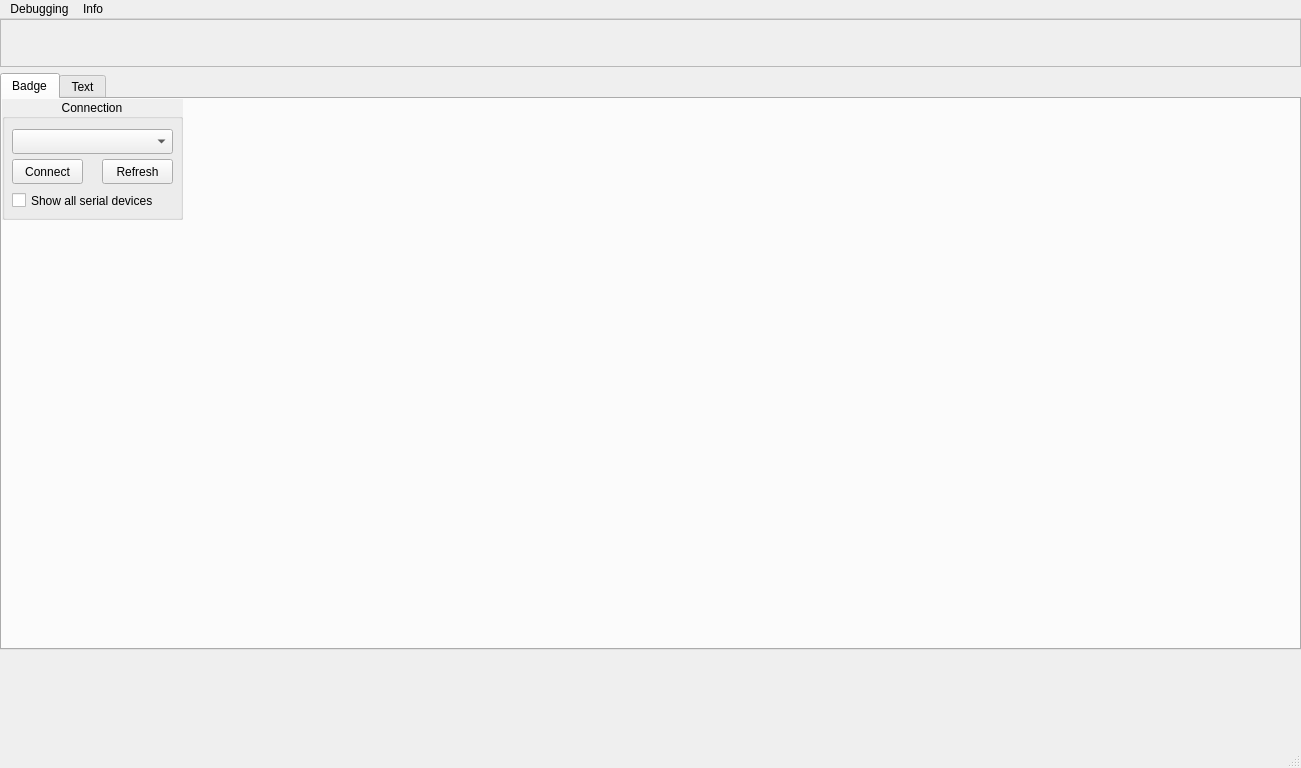
First picture: the form in LedBadgeQt/mainwindow.ui, repository J0w03L/LedBadge, before the edit.
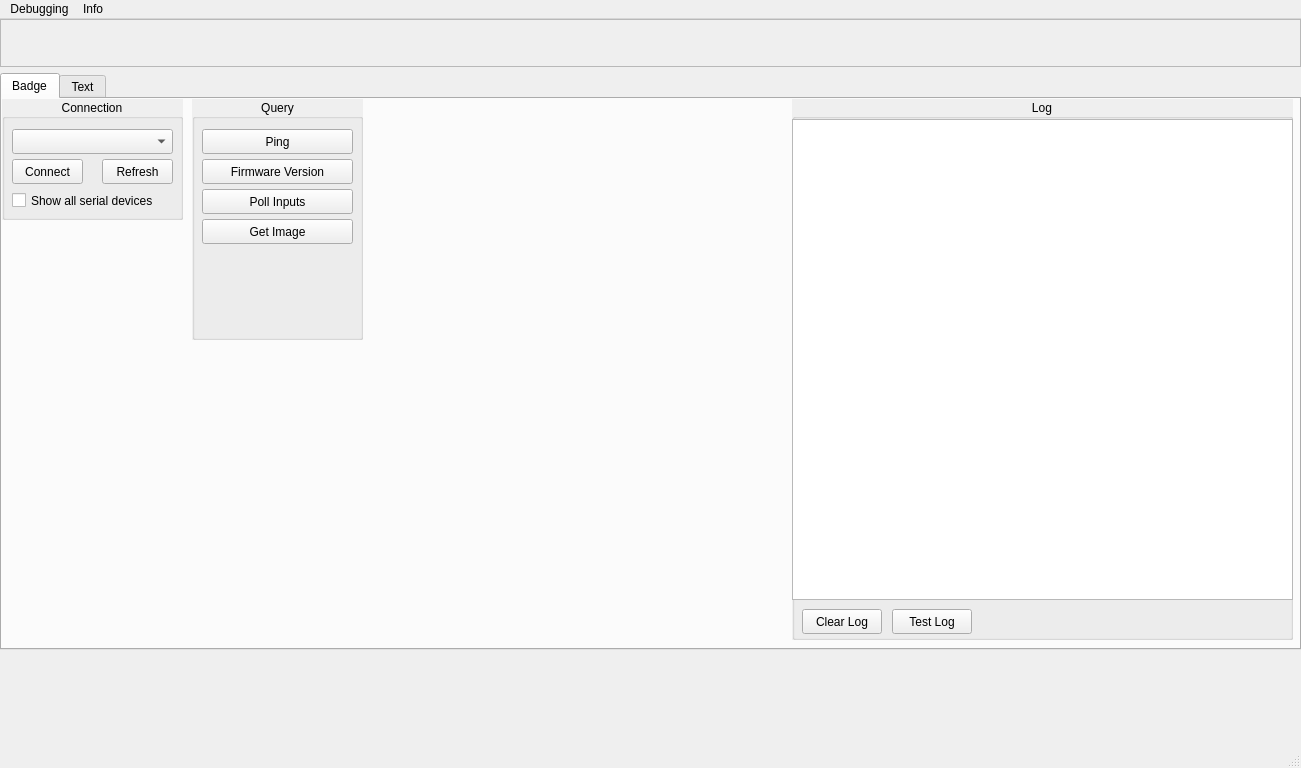
Second picture: the form after the edit.

Commit message: Add log output in GUI, add ping and input polling.

```diff
--- a/LedBadgeQt/mainwindow.ui
+++ b/LedBadgeQt/mainwindow.ui
@@ -196,6 +196,156 @@
           </property>
          </widget>
         </widget>
+        <widget class="QGroupBox" name="logGroupBox">
+         <property name="geometry">
+          <rect>
+           <x>790</x>
+           <y>0</y>
+           <width>501</width>
+           <height>541</height>
+          </rect>
+         </property>
+         <property name="autoFillBackground">
+          <bool>true</bool>
+         </property>
+         <property name="title">
+          <string>Log</string>
+         </property>
+         <property name="alignment">
+          <set>Qt::AlignCenter</set>
+         </property>
+         <widget class="QTextBrowser" name="logTextBrowser">
+          <property name="geometry">
+           <rect>
+            <x>0</x>
+            <y>20</y>
+            <width>501</width>
+            <height>481</height>
+           </rect>
+          </property>
+          <property name="font">
+           <font>
+            <family>Arial</family>
+            <pointsize>9</pointsize>
+           </font>
+          </property>
+          <property name="autoFillBackground">
+           <bool>true</bool>
+          </property>
+          <property name="styleSheet">
+           <string notr="true">p {
+	line-height: 12px !important;
+}</string>
+          </property>
+          <property name="html">
+           <string>&lt;!DOCTYPE HTML PUBLIC &quot;-//W3C//DTD HTML 4.0//EN&quot; &quot;http://www.w3.org/TR/REC-html40/strict.dtd&quot;&gt;
+&lt;html&gt;&lt;head&gt;&lt;meta name=&quot;qrichtext&quot; content=&quot;1&quot; /&gt;&lt;meta charset=&quot;utf-8&quot; /&gt;&lt;style type=&quot;text/css&quot;&gt;
+p, li { white-space: pre-wrap; }
+hr { height: 1px; border-width: 0; }
+li.unchecked::marker { content: &quot;\2610&quot;; }
+li.checked::marker { content: &quot;\2612&quot;; }
+&lt;/style&gt;&lt;/head&gt;&lt;body style=&quot; font-family:'Arial'; font-size:9pt; font-weight:400; font-style:normal;&quot;&gt;
+&lt;p style=&quot;-qt-paragraph-type:empty; margin-top:0px; margin-bottom:0px; margin-left:0px; margin-right:0px; -qt-block-indent:0; text-indent:0px; line-height:17px; font-family:'Sans Serif'; font-size:12pt;&quot;&gt;&lt;br /&gt;&lt;/p&gt;&lt;/body&gt;&lt;/html&gt;</string>
+          </property>
+         </widget>
+         <widget class="QPushButton" name="logClearButton">
+          <property name="geometry">
+           <rect>
+            <x>10</x>
+            <y>510</y>
+            <width>80</width>
+            <height>25</height>
+           </rect>
+          </property>
+          <property name="text">
+           <string>Clear Log</string>
+          </property>
+         </widget>
+         <widget class="QPushButton" name="logTestButton">
+          <property name="geometry">
+           <rect>
+            <x>100</x>
+            <y>510</y>
+            <width>80</width>
+            <height>25</height>
+           </rect>
+          </property>
+          <property name="text">
+           <string>Test Log</string>
+          </property>
+         </widget>
+        </widget>
+        <widget class="QGroupBox" name="queryGroupBox">
+         <property name="geometry">
+          <rect>
+           <x>190</x>
+           <y>0</y>
+           <width>171</width>
+           <height>241</height>
+          </rect>
+         </property>
+         <property name="autoFillBackground">
+          <bool>true</bool>
+         </property>
+         <property name="title">
+          <string>Query</string>
+         </property>
+         <property name="alignment">
+          <set>Qt::AlignCenter</set>
+         </property>
+         <widget class="QPushButton" name="queryPingButton">
+          <property name="geometry">
+           <rect>
+            <x>10</x>
+            <y>30</y>
+            <width>151</width>
+            <height>25</height>
+           </rect>
+          </property>
+          <property name="text">
+           <string>Ping</string>
+          </property>
+         </widget>
+         <widget class="QPushButton" name="queryVersionButton">
+          <property name="geometry">
+           <rect>
+            <x>10</x>
+            <y>60</y>
+            <width>151</width>
+            <height>25</height>
+           </rect>
+          </property>
+          <property name="text">
+           <string>Firmware Version</string>
+          </property>
+         </widget>
+         <widget class="QPushButton" name="queryPollInputsButton">
+          <property name="geometry">
+           <rect>
+            <x>10</x>
+            <y>90</y>
+            <width>151</width>
+            <height>25</height>
+           </rect>
+          </property>
+          <property name="text">
+           <string>Poll Inputs</string>
+          </property>
+         </widget>
+         <widget class="QPushButton" name="queryGetImageButton">
+          <property name="geometry">
+           <rect>
+            <x>10</x>
+            <y>120</y>
+            <width>151</width>
+            <height>25</height>
+           </rect>
+          </property>
+          <property name="text">
+           <string>Get Image</string>
+          </property>
+         </widget>
+        </widget>
        </widget>
        <widget class="QWidget" name="tabText">
         <attribute name="title">
```
The commit also changes 8 other files.
